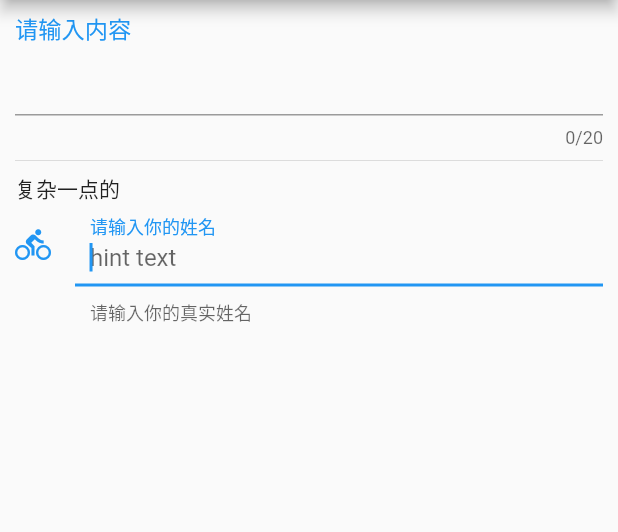
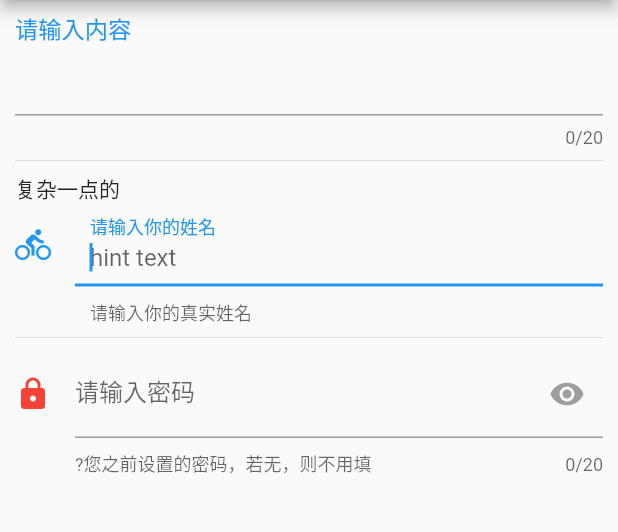
Before and after one commit to wjcwsq/flutter_study, a Flutter app: the screen it shows after launch, after a tap on "input test", on a phone screen of 412 x 824 dp, the part 84-616 px from its top. Run offline on Flutter 3.47's test engine with Material 2 defaults, Android fonts, the phone set to English and light mode, and no system bars; our stand-ins replace fluttertoast.

```diff
--- a/lib/grid_demo/grid_view_demo.dart
+++ b/lib/grid_demo/grid_view_demo.dart
@@ -51,6 +51,7 @@ class _GridViewDemoState extends State<GridViewDemo>{
     );
   }
 
+  // 大在大在大在大在大在
   Widget _buildGrid3(){
     return CustomScrollView(
       primary: false,
--- a/lib/input_demo/input_demo.dart
+++ b/lib/input_demo/input_demo.dart
@@ -9,6 +9,8 @@ class InputDemo extends StatefulWidget{
 }
 
 class _InputDemoState extends State<InputDemo>{
+
+  bool _obscure = true;
 
   @override
   Widget build(BuildContext context){
@@ -58,6 +60,35 @@ class _InputDemoState extends State<InputDemo>{
                     // 自动弹出输入键盘
                     autofocus: true,
                   ),
+                  Divider(),
+                  // 点击 显示，隐藏密码
+                  TextField(
+                    obscureText: _obscure,
+                    autofocus: true,
+                    maxLength: 20,
+                    decoration: InputDecoration(
+                      labelText: '请输入密码',
+                      hintText: 'your password',
+                      helperText: '?您之前设置的密码，若无，则不用填',
+                      icon: Icon(Icons.lock, color: Colors.red,),
+                      suffixIcon: IconButton(
+                        icon: Icon(
+                          Icons.remove_red_eye,
+                          color: _obscure ? Colors.grey : Colors.red,
+                        ),
+                        onPressed: (){
+                          setState(() {
+                            _obscure = !_obscure;
+                          });
+                        },
+                      ),
+
+
+                    ),
+                    onChanged: (input){
+                      print('onChanged: $input');
+                    },
+                  ),
 
                 ]
               ),
--- a/lib/main.dart
+++ b/lib/main.dart
@@ -3,6 +3,7 @@ import 'package:flutter_study/grid_demo/grid_view_demo.dart';
 import 'package:flutter_study/keep_state/keep_alive.dart';
 import 'package:flutter_study/navigator_demo/navigator_demo.dart';
 import 'package:flutter_study/scroll_demo/scroll_view_demo.dart';
+import 'package:flutter_study/test/test_demo.dart';
 import 'package:flutter_study/tooltip/tooltip.dart';
 import 'package:flutter_study/bottom_navi/bottom_navigation.dart';
 import 'package:fluttertoast/fluttertoast.dart';
@@ -180,9 +181,17 @@ class _MyHomePageState extends State<MyHomePage> {
                         ));
                       },
                     ),
+                    SizedBox(width: 10,),
+                    RaisedButton(
+                      child: Text('test demo'),
+                      onPressed: (){
+                        Navigator.push(context, MaterialPageRoute(
+                          builder: (context) => TestDemo(),
+                        ));
+                      },
+                    ),
                   ],
-                ),
-              ),
+                  ),),
               // RaisedButton内部是没办法用ToolTip的
               RaisedButton(
                 textColor: Colors.blue,
@@ -265,7 +274,9 @@ class _MyHomePageState extends State<MyHomePage> {
               Divider(),
               RaisedButton(
                 child: Text('test'),
-                onPressed: () {},
+                onPressed: () {
+
+                },
               ),
               Divider(),
               Container(
```
Also changed, not shown: 2 other files.
